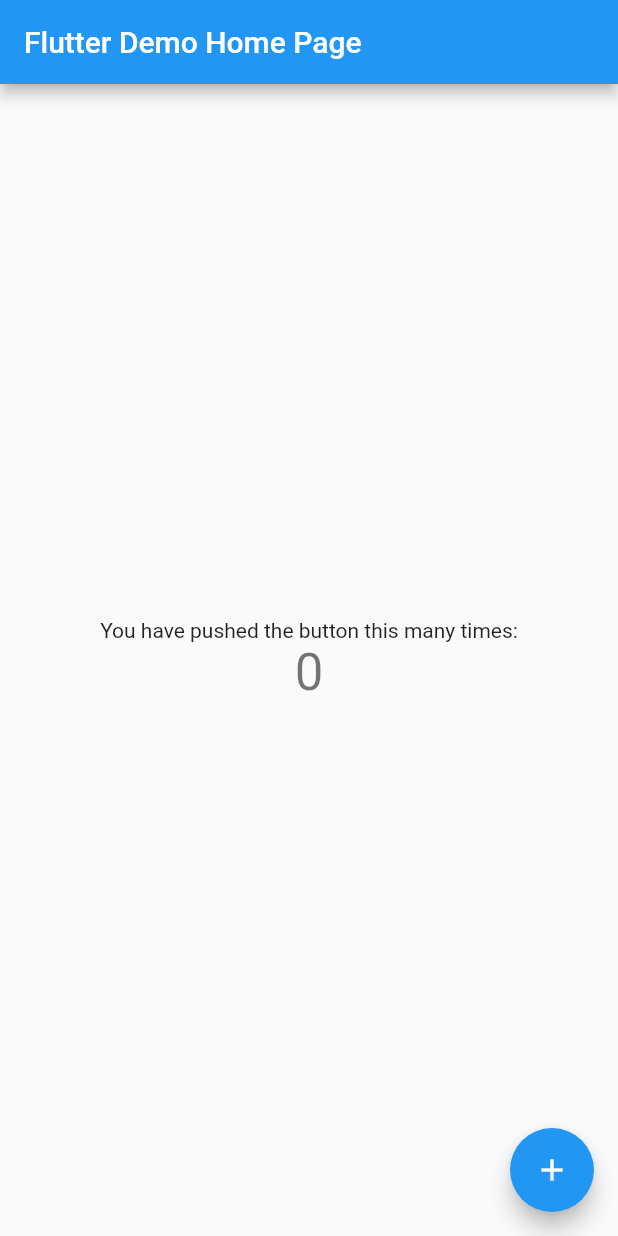
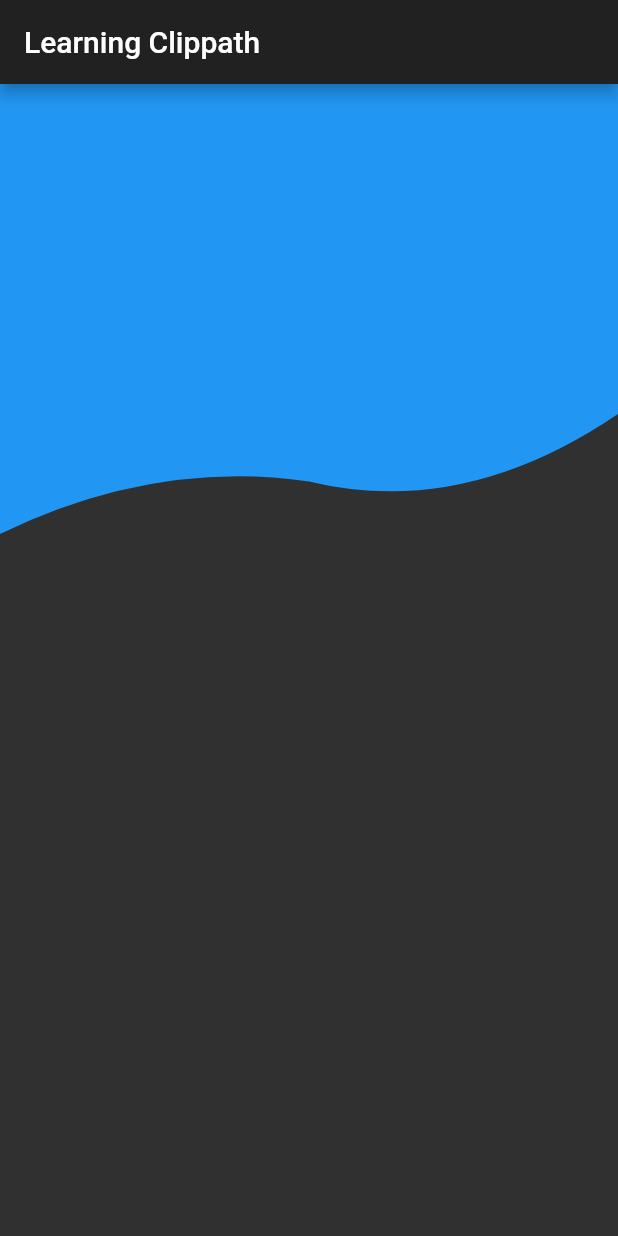
Before and after one commit to bprayush/Learning-Flutter-Clippath, a Flutter app: the screen it shows after launch, on a phone screen of 412 x 824 dp. Run offline on Flutter 3.47's test engine with Material 2 defaults, Android fonts, the phone set to English and light mode, and no system bars.

Commit message:
Got my first custom clip path to work, YAY!

```diff
--- a/lib/main.dart
+++ b/lib/main.dart
@@ -1,111 +1,44 @@
 import 'package:flutter/material.dart';
+import 'package:learning_clip_path/myclipper.dart';
 
 void main() => runApp(MyApp());
 
 class MyApp extends StatelessWidget {
-  // This widget is the root of your application.
   @override
   Widget build(BuildContext context) {
     return MaterialApp(
-      title: 'Flutter Demo',
+      title: "Learning Clippath",
+      home: ClipperScaffold(),
       theme: ThemeData(
-        // This is the theme of your application.
-        //
-        // Try running your application with "flutter run". You'll see the
-        // application has a blue toolbar. Then, without quitting the app, try
-        // changing the primarySwatch below to Colors.green and then invoke
-        // "hot reload" (press "r" in the console where you ran "flutter run",
-        // or simply save your changes to "hot reload" in a Flutter IDE).
-        // Notice that the counter didn't reset back to zero; the application
-        // is not restarted.
-        primarySwatch: Colors.blue,
+        accentColor: Colors.blueAccent,
+        brightness: Brightness.dark
       ),
-      home: MyHomePage(title: 'Flutter Demo Home Page'),
     );
   }
 }
 
-class MyHomePage extends StatefulWidget {
-  MyHomePage({Key key, this.title}) : super(key: key);
-
-  // This widget is the home page of your application. It is stateful, meaning
-  // that it has a State object (defined below) that contains fields that affect
-  // how it looks.
-
-  // This class is the configuration for the state. It holds the values (in this
-  // case the title) provided by the parent (in this case the App widget) and
-  // used by the build method of the State. Fields in a Widget subclass are
-  // always marked "final".
-
-  final String title;
-
-  @override
-  _MyHomePageState createState() => _MyHomePageState();
+class ClipperScaffold extends StatefulWidget {
+  _ClipperScaffoldState createState() => _ClipperScaffoldState();
 }
 
-class _MyHomePageState extends State<MyHomePage> {
-  int _counter = 0;
-
-  void _incrementCounter() {
-    setState(() {
-      // This call to setState tells the Flutter framework that something has
-      // changed in this State, which causes it to rerun the build method below
-      // so that the display can reflect the updated values. If we changed
-      // _counter without calling setState(), then the build method would not be
-      // called again, and so nothing would appear to happen.
-      _counter++;
-    });
-  }
-
+class _ClipperScaffoldState extends State<ClipperScaffold> {
   @override
   Widget build(BuildContext context) {
-    // This method is rerun every time setState is called, for instance as done
-    // by the _incrementCounter method above.
-    //
-    // The Flutter framework has been optimized to make rerunning build methods
-    // fast, so that you can just rebuild anything that needs updating rather
-    // than having to individually change instances of widgets.
     return Scaffold(
       appBar: AppBar(
-        // Here we take the value from the MyHomePage object that was created by
-        // the App.build method, and use it to set our appbar title.
-        title: Text(widget.title),
+        title: Text("Learning Clippath"),
       ),
-      body: Center(
-        // Center is a layout widget. It takes a single child and positions it
-        // in the middle of the parent.
-        child: Column(
-          // Column is also layout widget. It takes a list of children and
-          // arranges them vertically. By default, it sizes itself to fit its
-          // children horizontally, and tries to be as tall as its parent.
-          //
-          // Invoke "debug painting" (press "p" in the console, choose the
-          // "Toggle Debug Paint" action from the Flutter Inspector in Android
-          // Studio, or the "Toggle Debug Paint" command in Visual Studio Code)
-          // to see the wireframe for each widget.
-          //
-          // Column has various properties to control how it sizes itself and
-          // how it positions its children. Here we use mainAxisAlignment to
-          // center the children vertically; the main axis here is the vertical
-          // axis because Columns are vertical (the cross axis would be
-          // horizontal).
-          mainAxisAlignment: MainAxisAlignment.center,
-          children: <Widget>[
-            Text(
-              'You have pushed the button this many times:',
+      body: Stack(
+        children: <Widget>[
+          ClipPath(
+            clipper: MyClipper(),
+            child: Container(
+              height: 400,
+              color: Colors.blue,
             ),
-            Text(
-              '$_counter',
-              style: Theme.of(context).textTheme.display1,
-            ),
-          ],
-        ),
+          )
+        ],
       ),
-      floatingActionButton: FloatingActionButton(
-        onPressed: _incrementCounter,
-        tooltip: 'Increment',
-        child: Icon(Icons.add),
-      ), // This trailing comma makes auto-formatting nicer for build methods.
     );
   }
 }
--- /dev/null
+++ b/lib/myclipper.dart
@@ -0,0 +1,28 @@
+import 'package:flutter/material.dart';
+
+class MyClipper extends CustomClipper<Path>{
+  @override
+  Path getClip(Size size) {
+    final Path path = Path();
+    final width = size.width;
+    final height = size.height - 100;
+    final firstEndPoint = Offset(width * 0.5, height - 35);
+    final firstControlPoint = Offset(width * 0.25, height - 50);
+    final secondEndPoint = Offset(width, height - 80);
+    final secondControlPoint = Offset(width * 0.75, height - 10);
+
+    path.lineTo(0, height);
+    path.quadraticBezierTo(firstControlPoint.dx, firstControlPoint.dy, firstEndPoint.dx, firstEndPoint.dy);
+    path.quadraticBezierTo(secondControlPoint.dx, secondControlPoint.dy, secondEndPoint.dx, secondEndPoint.dy);
+    path.lineTo(width, 0);
+    path.close();
+    return path;
+  }
+
+  @override
+  bool shouldReclip(CustomClipper oldClipper) {
+    // TODO: implement shouldReclip
+    return true;
+  }
+
+}
--- a/pubspec.yaml
+++ b/pubspec.yaml
@@ -19,6 +19,7 @@ dependencies:
   # The following adds the Cupertino Icons font to your application.
   # Use with the CupertinoIcons class for iOS style icons.
   cupertino_icons: ^0.1.2
+  flutter_screenutil: ^0.4.2
 
 dev_dependencies:
   flutter_test:
```
